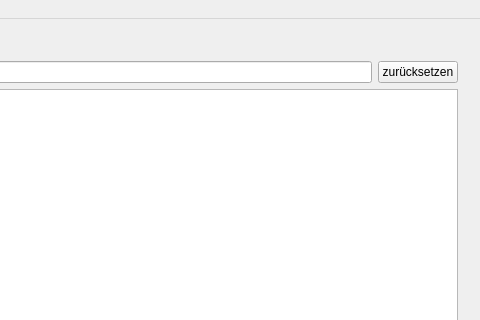
Qt form DKV2/mainwindow.ui (Schachigel/DKV2) before a commit; both pictures show x 429 to 909 and y 0 to 320 of the 909 by 567 pixel window.
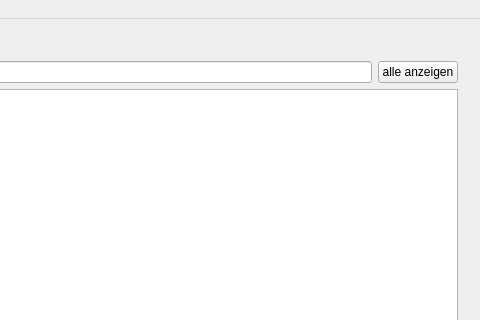
The same form after that commit. The open tabs and pages were chosen to show the change.

Commit message: kaputte "LetzteZinsberechnung" in inaktiven Vertr

Patch:
```diff
--- a/DKV2/mainwindow.ui
+++ b/DKV2/mainwindow.ui
@@ -518,7 +518,7 @@
           <item>
            <widget class="QPushButton" name="FilterVertraegeZuruecksetzen">
             <property name="text">
-             <string>zurücksetzen</string>
+             <string>alle anzeigen</string>
             </property>
            </widget>
           </item>
```
Left out of the diff: 4 changed lines with no effect on the pictures. The commit also changes 1 other file.
